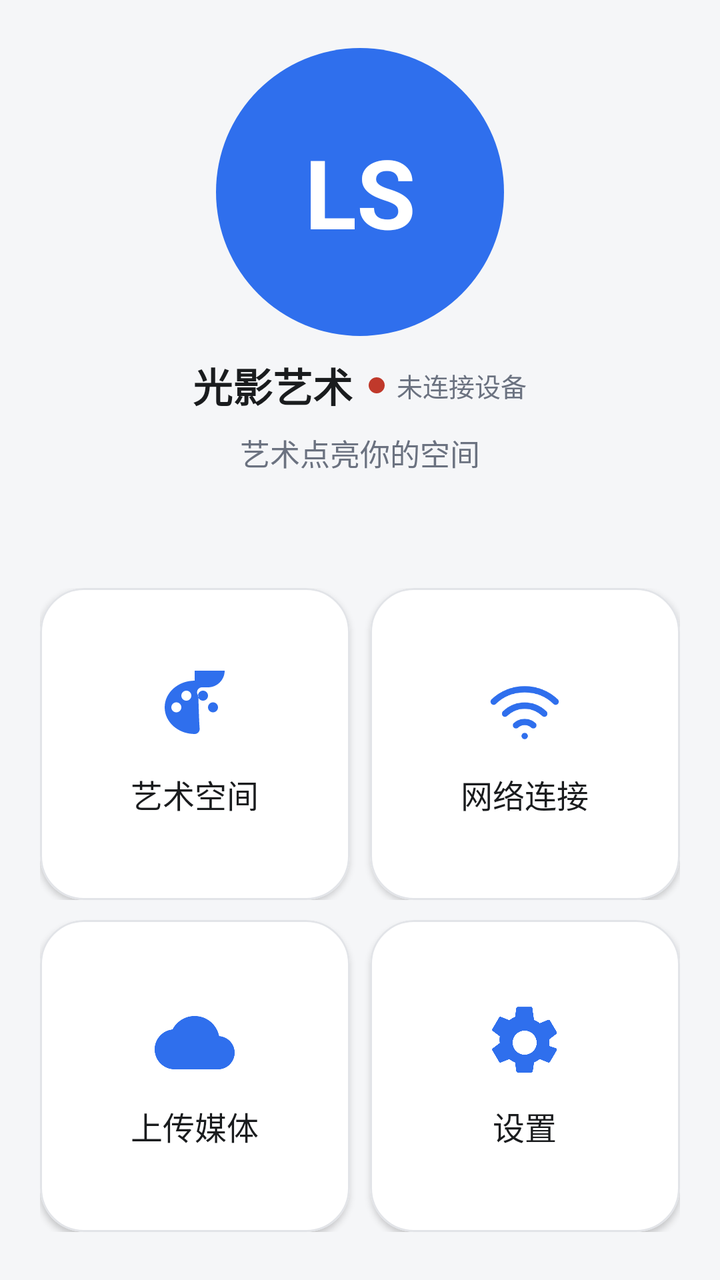
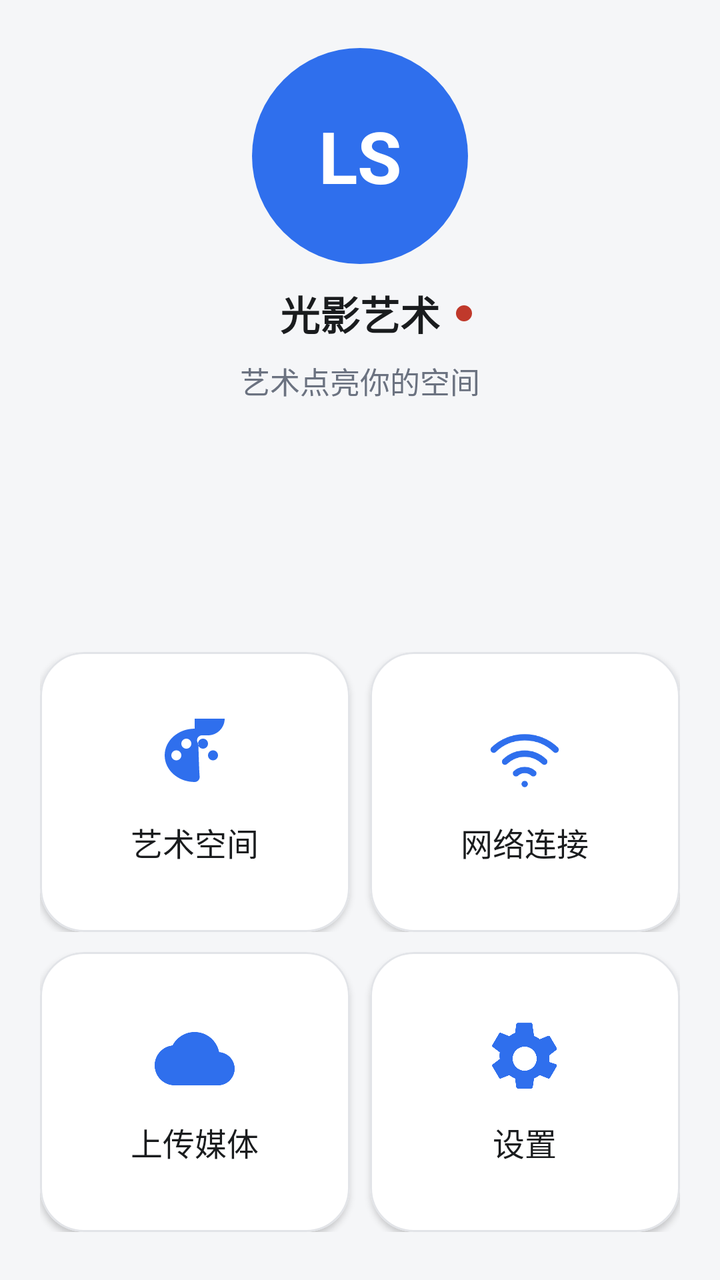

Two renders of the same Android screen: before a commit and after it. Below are the layout's source before the change and the commit's diff.
<!-- AndroidManifest.xml: application theme Theme.LightShadowArtPhone -->
<!-- res/layout/view_dashboard.xml -->
<?xml version="1.0" encoding="utf-8"?>
<LinearLayout xmlns:android="http://schemas.android.com/apk/res/android"
    xmlns:app="http://schemas.android.com/apk/res-auto"
    android:layout_width="match_parent"
    android:layout_height="match_parent"
    android:background="@color/app_bg"
    android:orientation="vertical">

    <ScrollView
        android:layout_width="match_parent"
        android:layout_height="0dp"
        android:layout_weight="1"
        android:clipToPadding="false"
        android:fillViewport="true">

        <LinearLayout
            android:layout_width="match_parent"
            android:layout_height="wrap_content"
            android:orientation="vertical"
            android:paddingStart="@dimen/page_horizontal_padding"
            android:paddingTop="@dimen/page_vertical_padding"
            android:paddingEnd="@dimen/page_horizontal_padding"
            android:paddingBottom="@dimen/page_vertical_padding">

            
            <LinearLayout
                android:layout_width="match_parent"
                android:layout_height="wrap_content"
                android:gravity="center_horizontal"
                android:orientation="vertical">

                <TextView
                    android:id="@+id/tv_dashboard_logo"
                    android:layout_width="@dimen/dashboard_logo_size"
                    android:layout_height="@dimen/dashboard_logo_size"
                    android:background="@drawable/bg_logo_disc"
                    android:gravity="center"
                    android:text="@string/welcome_logo_mark"
                    android:textColor="@color/on_primary"
                    android:textSize="@dimen/text_dashboard_logo"
                    android:textStyle="bold" />

                <LinearLayout
                    android:layout_width="wrap_content"
                    android:layout_height="wrap_content"
                    android:layout_marginTop="@dimen/item_gap"
                    android:gravity="center_vertical"
                    android:orientation="horizontal">

                    <TextView
                        android:id="@+id/tv_dashboard_brand"
                        style="@style/Text.Title"
                        android:layout_width="wrap_content"
                        android:layout_height="wrap_content"
                        android:text="@string/app_name" />

                    <View
                        android:id="@+id/view_dashboard_dot"
                        android:layout_width="8dp"
                        android:layout_height="8dp"
                        android:layout_marginStart="8dp"
                        android:background="@drawable/dot_session" />

                    <TextView
                        android:id="@+id/tv_dashboard_connection"
                        style="@style/Text.Hint"
                        android:layout_width="wrap_content"
                        android:layout_height="wrap_content"
                        android:layout_marginStart="6dp"
                        android:ellipsize="end"
                        android:maxLines="1"
                        android:text="@string/dashboard_not_connected" />
                </LinearLayout>

                <TextView
                    android:id="@+id/tv_dashboard_subtitle"
                    style="@style/Text.Body"
                    android:layout_width="wrap_content"
                    android:layout_height="wrap_content"
                    android:layout_marginTop="8dp"
                    android:text="@string/welcome_subtitle"
                    android:textColor="@color/text_secondary" />
            </LinearLayout>

            
            <Space
                android:layout_width="match_parent"
                android:layout_height="0dp"
                android:layout_weight="1" />

            
            <LinearLayout
                android:layout_width="match_parent"
                android:layout_height="wrap_content"
                android:layout_marginTop="28dp"
                android:baselineAligned="false"
                android:orientation="horizontal">

                <com.google.android.material.card.MaterialCardView
                    android:id="@+id/card_gallery"
                    style="@style/SurfaceCard.Clickable"
                    android:layout_width="0dp"
                    android:layout_height="@dimen/dashboard_card_height"
                    android:layout_weight="1">

                    <LinearLayout
                        android:layout_width="match_parent"
                        android:layout_height="match_parent"
                        android:gravity="center"
                        android:orientation="vertical"
                        android:padding="@dimen/card_padding">

                        <ImageView
                            android:layout_width="@dimen/icon_badge_box"
                            android:layout_height="@dimen/icon_badge_box"
                            android:contentDescription="@null"
                            android:src="@drawable/ic_palette"
                            app:tint="@color/primary_blue" />

                        <TextView
                            style="@style/Text.RowTitle"
                            android:layout_width="match_parent"
                            android:layout_height="wrap_content"
                            android:layout_marginTop="@dimen/item_gap"
                            android:gravity="center"
                            android:maxLines="2"
                            android:text="@string/space_title" />
                    </LinearLayout>
                </com.google.android.material.card.MaterialCardView>

                <com.google.android.material.card.MaterialCardView
                    android:id="@+id/card_network"
                    style="@style/SurfaceCard.Clickable"
                    android:layout_width="0dp"
                    android:layout_height="@dimen/dashboard_card_height"
                    android:layout_marginStart="@dimen/item_gap"
                    android:layout_weight="1">

                    <LinearLayout
                        android:layout_width="match_parent"
                        android:layout_height="match_parent"
                        android:gravity="center"
                        android:orientation="vertical"
                        android:padding="@dimen/card_padding">

                        <ImageView
                            android:layout_width="@dimen/icon_badge_box"
                            android:layout_height="@dimen/icon_badge_box"
                            android:contentDescription="@null"
                            android:src="@drawable/ic_network"
                            app:tint="@color/primary_blue" />

                        <TextView
                            style="@style/Text.RowTitle"
                            android:layout_width="match_parent"
                            android:layout_height="wrap_content"
                            android:layout_marginTop="@dimen/item_gap"
                            android:gravity="center"
                            android:maxLines="2"
                            android:text="@string/network_title" />
                    </LinearLayout>
                </com.google.android.material.card.MaterialCardView>
            </LinearLayout>

            <LinearLayout
                android:layout_width="match_parent"
                android:layout_height="wrap_content"
                android:layout_marginTop="@dimen/item_gap"
                android:baselineAligned="false"
                android:orientation="horizontal">

                <com.google.android.material.card.MaterialCardView
                    android:id="@+id/card_upload"
                    style="@style/SurfaceCard.Clickable"
                    android:layout_width="0dp"
                    android:layout_height="@dimen/dashboard_card_height"
                    android:layout_weight="1">

                    <LinearLayout
                        android:layout_width="match_parent"
                        android:layout_height="match_parent"
                        android:gravity="center"
                        android:orientation="vertical"
                        android:padding="@dimen/card_padding">

                        <ImageView
                            android:layout_width="@dimen/icon_badge_box"
                            android:layout_height="@dimen/icon_badge_box"
                            android:contentDescription="@null"
                            android:src="@drawable/ic_upload_cloud"
                            app:tint="@color/primary_blue" />

                        <TextView
                            style="@style/Text.RowTitle"
                            android:layout_width="match_parent"
                            android:layout_height="wrap_content"
                            android:layout_marginTop="@dimen/item_gap"
                            android:gravity="center"
                            android:maxLines="2"
                            android:text="@string/dashboard_upload_media" />
                    </LinearLayout>
                </com.google.android.material.card.MaterialCardView>

                <com.google.android.material.card.MaterialCardView
                    android:id="@+id/card_settings"
                    style="@style/SurfaceCard.Clickable"
                    android:layout_width="0dp"
                    android:layout_height="@dimen/dashboard_card_height"
                    android:layout_marginStart="@dimen/item_gap"
                    android:layout_weight="1">

                    <LinearLayout
                        android:layout_width="match_parent"
                        android:layout_height="match_parent"
                        android:gravity="center"
                        android:orientation="vertical"
                        android:padding="@dimen/card_padding">

                        <ImageView
                            android:layout_width="@dimen/icon_badge_box"
                            android:layout_height="@dimen/icon_badge_box"
                            android:contentDescription="@null"
                            android:src="@drawable/ic_settings_gear"
                            app:tint="@color/primary_blue" />

                        <TextView
                            style="@style/Text.RowTitle"
                            android:layout_width="match_parent"
                            android:layout_height="wrap_content"
                            android:layout_marginTop="@dimen/item_gap"
                            android:gravity="center"
                            android:maxLines="2"
                            android:text="@string/dashboard_frame_settings" />
                    </LinearLayout>
                </com.google.android.material.card.MaterialCardView>
            </LinearLayout>

            
            <com.google.android.material.button.MaterialButton
                android:id="@+id/btn_studio_folder"
                style="@style/PillButton.Outlined"
                android:layout_width="match_parent"
                android:layout_height="wrap_content"
                android:layout_marginTop="@dimen/section_gap"
                android:text="@string/action_studio_folder"
                android:visibility="gone" />
        </LinearLayout>
    </ScrollView>

    
    <com.google.android.material.card.MaterialCardView
        android:id="@+id/card_uploads"
        style="@style/SurfaceCard"
        android:layout_width="match_parent"
        android:layout_height="wrap_content"
        android:layout_marginStart="@dimen/page_horizontal_padding"
        android:layout_marginEnd="@dimen/page_horizontal_padding"
        android:layout_marginBottom="@dimen/item_gap"
        android:visibility="gone">

        <LinearLayout
            android:layout_width="match_parent"
            android:layout_height="wrap_content"
            android:orientation="vertical"
            android:padding="@dimen/card_padding">

            <TextView
                android:id="@+id/tv_upload_summary"
                style="@style/Text.RowTitle"
                android:layout_width="match_parent"
                android:layout_height="wrap_content"
                android:text="@string/upload_summary_empty" />

            <androidx.recyclerview.widget.RecyclerView
                android:id="@+id/recycler_uploads"
                android:layout_width="match_parent"
                android:layout_height="160dp"
                android:layout_marginTop="8dp"
                android:clipToPadding="false" />
        </LinearLayout>
    </com.google.android.material.card.MaterialCardView>
</LinearLayout>
<!-- resources referenced by this layout -->
<resources>
  <color name="app_bg">#F5F6F8</color>
  <color name="on_primary">#FFFFFF</color>
  <color name="primary_blue">#2F6FED</color>
  <color name="text_secondary">#6B7280</color>
  <dimen name="card_padding">18dp</dimen>
  <dimen name="dashboard_card_height">156dp</dimen>
  <dimen name="dashboard_logo_size">144dp</dimen>
  <dimen name="icon_badge_box">40dp</dimen>
  <dimen name="item_gap">10dp</dimen>
  <dimen name="page_horizontal_padding">20dp</dimen>
  <dimen name="page_vertical_padding">24dp</dimen>
  <dimen name="section_gap">14dp</dimen>
  <dimen name="text_dashboard_logo">48sp</dimen>
  <!-- drawable bg_logo_disc (drawable) -->
  <?xml version="1.0" encoding="utf-8"?>
  <shape xmlns:android="http://schemas.android.com/apk/res/android"
      android:shape="oval">
      <solid android:color="@color/primary_blue" />
  </shape>
  <!-- drawable dot_session (drawable) -->
  <?xml version="1.0" encoding="utf-8"?>
  <shape xmlns:android="http://schemas.android.com/apk/res/android"
      android:shape="oval">
      <solid android:color="@color/status_destructive" />
  </shape>
  <string name="action_studio_folder">新建客户文件夹</string>
  <string name="app_name">光影艺术</string>
  <string name="dashboard_frame_settings">设置</string>
  <string name="dashboard_not_connected">未连接设备</string>
  <string name="dashboard_upload_media">上传媒体</string>
  <string name="network_title">网络连接</string>
  <string name="space_title">艺术空间</string>
  <string name="upload_summary_empty">选择文件后自动上传到设备</string>
  <string name="welcome_logo_mark">LS</string>
  <string name="welcome_subtitle">艺术点亮你的空间</string>
  <style name="SurfaceCard" parent="Widget.Material3.CardView.Elevated">
          <item name="cardBackgroundColor">@color/card_bg</item>
          <item name="cardCornerRadius">@dimen/corner_large</item>
          <item name="cardElevation">@dimen/card_elevation</item>
          <item name="strokeColor">@color/divider_stroke</item>
          <item name="strokeWidth">@dimen/divider_width</item>
      </style>
  <style name="SurfaceCard.Clickable" parent="SurfaceCard">
          <item name="android:clickable">true</item>
          <item name="android:focusable">true</item>
          <item name="android:foreground">?attr/selectableItemBackground</item>
      </style>
  <style name="Text.Body" parent="">
          <item name="android:textColor">@color/text_primary</item>
          <item name="android:textSize">@dimen/text_body</item>
          <item name="android:lineSpacingMultiplier">1.15</item>
      </style>
  <style name="Text.Hint" parent="">
          <item name="android:textColor">@color/text_secondary</item>
          <item name="android:textSize">@dimen/text_hint</item>
      </style>
  <style name="Text.RowTitle" parent="">
          <item name="android:textColor">@color/text_primary</item>
          <item name="android:textSize">@dimen/text_row_title</item>
      </style>
  <style name="Text.Title" parent="">
          <item name="android:textColor">@color/text_primary</item>
          <item name="android:textSize">@dimen/text_title</item>
          <item name="android:textStyle">bold</item>
      </style>
  <color name="status_destructive">#C0392B</color>
  <color name="text_primary">#1A1C1E</color>
  <dimen name="touch_min_height">48dp</dimen>
  <dimen name="text_button">15sp</dimen>
  <dimen name="corner_pill">28dp</dimen>
  <color name="card_bg">#FFFFFF</color>
  <dimen name="corner_large">22dp</dimen>
  <dimen name="card_elevation">2dp</dimen>
  <color name="divider_stroke">#E2E4E8</color>
  <dimen name="divider_width">1dp</dimen>
  <dimen name="text_body">15sp</dimen>
  <dimen name="text_hint">13sp</dimen>
  <dimen name="text_row_title">16sp</dimen>
  <dimen name="text_title">20sp</dimen>
  <color name="primary_soft">#E9EFFD</color>
  <color name="card_tint">#F5F6F8</color>
  <!-- unchanged entries left out for length: 6 -->
</resources>

<!-- the commit's change to res/layout/view_dashboard.xml (unified diff, before → after) -->
@@ -40,37 +40,28 @@
                     android:textSize="@dimen/text_dashboard_logo"
                     android:textStyle="bold" />
 
-                <LinearLayout
-                    android:layout_width="wrap_content"
+                <RelativeLayout
+                    android:layout_width="match_parent"
                     android:layout_height="wrap_content"
-                    android:layout_marginTop="@dimen/item_gap"
-                    android:gravity="center_vertical"
-                    android:orientation="horizontal">
+                    android:layout_marginTop="@dimen/item_gap">
 
                     <TextView
                         android:id="@+id/tv_dashboard_brand"
                         style="@style/Text.Title"
                         android:layout_width="wrap_content"
                         android:layout_height="wrap_content"
+                        android:layout_centerHorizontal="true"
                         android:text="@string/app_name" />
 
                     <View
                         android:id="@+id/view_dashboard_dot"
                         android:layout_width="8dp"
                         android:layout_height="8dp"
+                        android:layout_centerVertical="true"
                         android:layout_marginStart="8dp"
+                        android:layout_toEndOf="@id/tv_dashboard_brand"
                         android:background="@drawable/dot_session" />
-
-                    <TextView
-                        android:id="@+id/tv_dashboard_connection"
-                        style="@style/Text.Hint"
-                        android:layout_width="wrap_content"
-                        android:layout_height="wrap_content"
-                        android:layout_marginStart="6dp"
-                        android:ellipsize="end"
-                        android:maxLines="1"
-                        android:text="@string/dashboard_not_connected" />
-                </LinearLayout>
+                </RelativeLayout>
 
                 <TextView
                     android:id="@+id/tv_dashboard_subtitle"
<!-- resource entries referenced after the edit -->
@@ -5,14 +5,14 @@
   <color name="primary_blue">#2F6FED</color>
   <color name="text_secondary">#6B7280</color>
   <dimen name="card_padding">18dp</dimen>
-  <dimen name="dashboard_card_height">156dp</dimen>
-  <dimen name="dashboard_logo_size">144dp</dimen>
+  <dimen name="dashboard_card_height">140dp</dimen>
+  <dimen name="dashboard_logo_size">108dp</dimen>
   <dimen name="icon_badge_box">40dp</dimen>
   <dimen name="item_gap">10dp</dimen>
   <dimen name="page_horizontal_padding">20dp</dimen>
   <dimen name="page_vertical_padding">24dp</dimen>
   <dimen name="section_gap">14dp</dimen>
-  <dimen name="text_dashboard_logo">48sp</dimen>
+  <dimen name="text_dashboard_logo">36sp</dimen>
   <!-- drawable bg_logo_disc (drawable) -->
   <?xml version="1.0" encoding="utf-8"?>
   <shape xmlns:android="http://schemas.android.com/apk/res/android"
@@ -28,7 +28,6 @@
   <string name="action_studio_folder">新建客户文件夹</string>
   <string name="app_name">光影艺术</string>
   <string name="dashboard_frame_settings">设置</string>
-  <string name="dashboard_not_connected">未连接设备</string>
   <string name="dashboard_upload_media">上传媒体</string>
   <string name="network_title">网络连接</string>
   <string name="space_title">艺术空间</string>
@@ -52,10 +51,6 @@
           <item name="android:textSize">@dimen/text_body</item>
           <item name="android:lineSpacingMultiplier">1.15</item>
       </style>
-  <style name="Text.Hint" parent="">
-          <item name="android:textColor">@color/text_secondary</item>
-          <item name="android:textSize">@dimen/text_hint</item>
-      </style>
   <style name="Text.RowTitle" parent="">
           <item name="android:textColor">@color/text_primary</item>
           <item name="android:textSize">@dimen/text_row_title</item>
@@ -76,7 +71,6 @@
   <color name="divider_stroke">#E2E4E8</color>
   <dimen name="divider_width">1dp</dimen>
   <dimen name="text_body">15sp</dimen>
-  <dimen name="text_hint">13sp</dimen>
   <dimen name="text_row_title">16sp</dimen>
   <dimen name="text_title">20sp</dimen>
   <color name="primary_soft">#E9EFFD</color>
